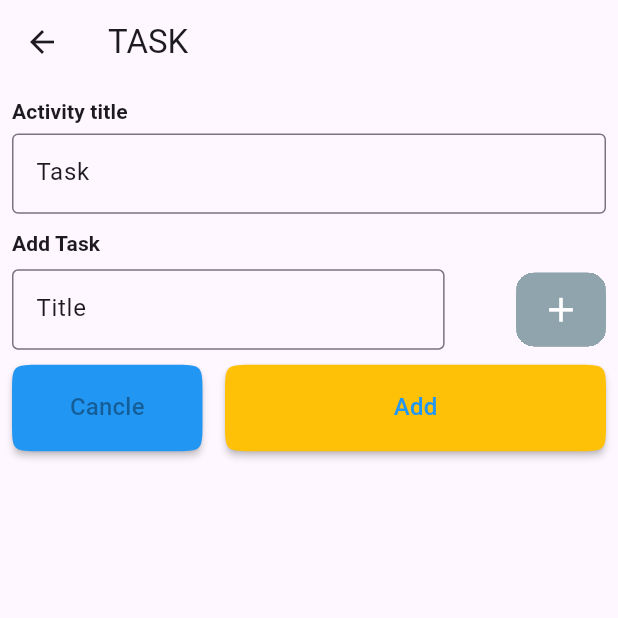
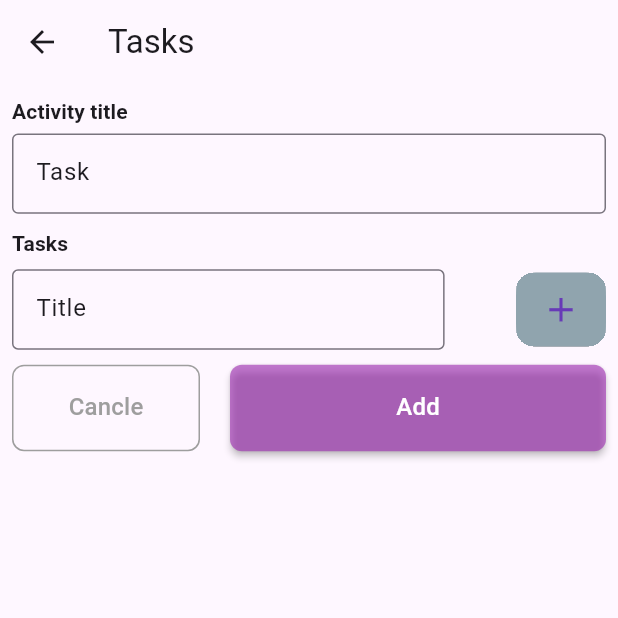
Before and after one commit to MrKhay/Simple-Task-Planner, a Flutter app: the screen it shows after launch, after a tap on the "add" icon, on a phone screen of 412 x 824 dp, the top half of it. Run offline on Flutter 3.47's test engine with Material 2 defaults, Android fonts, the phone set to English and light mode, and no system bars; our stand-ins replace bloc, equatable, flutter_bloc, flutter_hooks, hive, hive_flutter and 1 more; accounts and stored records are empty.

Commit message:
updated UI

```diff
--- a/lib/core/constants/strings.dart
+++ b/lib/core/constants/strings.dart
@@ -6,12 +6,13 @@ class Strings {
   static const homeScreenTitle = 'Home Screen';
   static const homeScreenCenterText = 'Welcome to Flutterly!';
   static const todo = 'TODO';
-  static const task = 'TASK';
+  static const tasks = 'Tasks';
   static const todoDataBox = 'todoDataBox';
   static const activityTitle = 'Activity title';
   static const inputActivityTitle = 'Input Activity Title';
   static const inputTasks = 'Input Tasks';
-  static const addTasks = 'Add Task';
+  static const addTasks = 'Tasks';
   static const add = 'Add';
   static const cancle = 'Cancle';
+  static const emptyField = 'Activity tile or Tasks is empty';
 }
--- a/lib/core/extension/todo_data_extension.dart
+++ b/lib/core/extension/todo_data_extension.dart
@@ -30,8 +30,7 @@ extension TodoActivity on List<Todo> {
 }
 
 extension FormatDateTime on DateTime {
-  String formateDateTime() =>
-      DateFormat('yyy-MM-dd h:mm a', 'en_US').format(this);
+  String formateDateTime() => DateFormat('EEEE h:mm a', 'en_US').format(this);
   String formateDay() => DateFormat('MMMM dd', 'en_US').format(this);
 }
 
--- a/lib/core/themes/app_theme.dart
+++ b/lib/core/themes/app_theme.dart
@@ -6,11 +6,15 @@ class AppTheme {
       useMaterial3: true,
       primarySwatch: Colors.blue,
       visualDensity: VisualDensity.adaptivePlatformDensity,
+      checkboxTheme: CheckboxThemeData(
+          visualDensity: VisualDensity.adaptivePlatformDensity,
+          shape: ContinuousRectangleBorder(
+              borderRadius: BorderRadius.circular(8))),
       buttonTheme: ButtonThemeData(
           shape: ContinuousRectangleBorder(
               borderRadius: BorderRadius.circular(20))),
       inputDecorationTheme: const InputDecorationTheme(
-        helperStyle: TextStyle(
+        hintStyle: TextStyle(
           fontWeight: FontWeight.w400,
           fontSize: 18,
           color: Colors.grey,
--- a/lib/main.dart
+++ b/lib/main.dart
@@ -1,4 +1,5 @@
 import 'package:flutter/material.dart';
+import 'package:flutter/services.dart';
 import 'package:flutter_bloc/flutter_bloc.dart';
 import 'package:flutter_bloc_task_app/data/data_providers/todo_data_provider/todo_data_provider.dart';
 import 'package:flutter_bloc_task_app/logic/bloc/task_bloc/task_bloc.dart';
@@ -27,6 +28,8 @@ class MyApp extends StatelessWidget {
 
   @override
   Widget build(BuildContext context) {
+    // Brightness brightness = MediaQuery.of(context).platformBrightness;
+    // bool isDarkMode = brightness == Brightness.dark;
     return MultiBlocProvider(
       providers: [
         BlocProvider(
--- a/lib/presentation/screens/add_new_todo_view/add_new_todo_view.dart
+++ b/lib/presentation/screens/add_new_todo_view/add_new_todo_view.dart
@@ -1,6 +1,5 @@
 import 'package:flutter/material.dart';
 import 'package:flutter_bloc/flutter_bloc.dart';
-import 'package:flutter_bloc_task_app/data/models/task_model/task_model.dart';
 import 'package:flutter_bloc_task_app/logic/bloc/task_bloc/task_bloc.dart';
 import 'package:flutter_bloc_task_app/logic/bloc/todo_bloc/todo_bloc.dart';
 import 'package:flutter_hooks/flutter_hooks.dart';
@@ -24,6 +23,7 @@ class AddNewTodoTaskView extends HookWidget {
     FocusNode taskFocusNode = FocusNode();
     final height = MediaQuery.of(context).size.height;
     final width = MediaQuery.of(context).size.width;
+    var taskData = context.watch<TaskBloc>().state?.task ?? [];
     return WillPopScope(
       onWillPop: () async {
         context.read<TaskBloc>().add(const TaskEventRemoveAll());
@@ -31,7 +31,7 @@ class AddNewTodoTaskView extends HookWidget {
       },
       child: Scaffold(
           appBar: AppBar(
-            title: const Text(Strings.task),
+            title: const Text(Strings.tasks),
           ),
           resizeToAvoidBottomInset: false,
           body: Padding(
@@ -98,16 +98,18 @@ class AddNewTodoTaskView extends HookWidget {
                       child: MaterialButton(
                           color: Colors.blueGrey[300],
                           onPressed: () {
-                            context.read<TaskBloc>().add(TaskEventAddNewTask(
-                                  title: taskController.text,
-                                ));
-                            taskController.clear();
+                            if (taskController.text.isNotEmpty) {
+                              context.read<TaskBloc>().add(TaskEventAddNewTask(
+                                    title: taskController.text,
+                                  ));
+                              taskController.clear();
+                            }
                           },
                           child: const Center(
                             child: Icon(
                               Icons.add,
                               size: 27,
-                              color: Colors.white,
+                              color: Colors.deepPurple,
                             ),
                           )),
                     )
@@ -148,8 +150,10 @@ class AddNewTodoTaskView extends HookWidget {
                       flex: 1,
                       child: MaterialButton(
                         height: height * 0.07,
-                        color: Colors.blue,
                         padding: const EdgeInsets.symmetric(horizontal: 15),
+                        shape: RoundedRectangleBorder(
+                            borderRadius: BorderRadius.circular(8),
+                            side: const BorderSide(color: Colors.grey)),
                         onPressed: () {
                           context
                               .read<TaskBloc>()
@@ -163,23 +167,32 @@ class AddNewTodoTaskView extends HookWidget {
                               .titleMedium
                               ?.copyWith(
                                   fontWeight: FontWeight.w500,
-                                  color: Colors.black38),
+                                  color: Colors.grey),
                         ),
                       ),
                     ),
-                    const SizedBox(width: 15),
+                    const SizedBox(width: 20),
                     Expanded(
                       flex: 2,
                       child: MaterialButton(
                         height: height * 0.07,
-                        color: Colors.amber,
+                        color: Colors.purple.withOpacity(0.6),
                         padding: const EdgeInsets.symmetric(horizontal: 15),
+                        shape: RoundedRectangleBorder(
+                            borderRadius: BorderRadius.circular(8)),
                         onPressed: () {
+                          if (titileController.text.isEmpty ||
+                              taskData.isEmpty) {
+                            return;
+                          }
                           context.read<TodoBloc>().add(TodoEventAddNewTodo(
                               title: titileController.text,
                               timeCreated: DateTime.now(),
-                              tasks:
-                                  context.read<TaskBloc>().state?.task ?? []));
+                              tasks: taskData));
+                          context
+                              .read<TaskBloc>()
+                              .add(const TaskEventRemoveAll());
+                          Navigator.pop(context);
                         },
                         child: Text(
                           Strings.add,
@@ -188,7 +201,7 @@ class AddNewTodoTaskView extends HookWidget {
                               .titleMedium
                               ?.copyWith(
                                   fontWeight: FontWeight.w500,
-                                  color: Colors.blue),
+                                  color: Colors.white),
                         ),
                       ),
                     ),
--- a/lib/presentation/screens/todo_view/todo_view.dart
+++ b/lib/presentation/screens/todo_view/todo_view.dart
@@ -1,10 +1,9 @@
 import 'package:flutter/material.dart';
 import 'package:flutter_bloc/flutter_bloc.dart';
 import 'package:flutter_bloc_task_app/core/extension/todo_data_extension.dart';
-import 'package:flutter_bloc_task_app/logic/bloc/task_bloc/task_bloc.dart';
 import 'package:flutter_bloc_task_app/logic/bloc/todo_bloc/todo_bloc.dart';
 import 'package:flutter_bloc_task_app/presentation/router/app_router.dart';
-import '../../../data/models/task_model/task_model.dart';
+import 'package:flutter_bloc_task_app/presentation/screens/todo_view/widgets/customcheck_box.dart';
 import '../../../data/models/todo_model/todo_model.dart';
 import 'package:step_progress_indicator/step_progress_indicator.dart';
 import '../task_view/task_view.dart';
@@ -15,12 +14,63 @@ class TodoView extends StatelessWidget {
   @override
   Widget build(BuildContext context) {
     final todoData = context.watch<TodoBloc>().state;
-    return WillPopScope(
-      onWillPop: () async {
-        context.read<TaskBloc>().add(const TaskEventRemoveAll());
-        return true;
+    return Scaffold(
+      appBar: AppBar(
+        title: Row(
+          children: [
+            Text(
+              'TODAY',
+              style: Theme.of(context)
+                  .textTheme
+                  .titleMedium
+                  ?.copyWith(fontWeight: FontWeight.w600),
+            ),
+            Row(
+              mainAxisSize: MainAxisSize.min,
+              children: [
+                Text(
+                  '  ${DateTime.now().formateDay()}',
+                  style: Theme.of(context)
+                      .textTheme
+                      .titleMedium
+                      ?.copyWith(fontWeight: FontWeight.w400),
+                ),
+                const SizedBox(height: 5),
+                const Icon(Icons.arrow_drop_down_sharp)
+              ],
+            ),
+          ],
+        ),
+        actions: [
+          IconButton(
+              onPressed: () {
+                context.read<TodoBloc>().add(const TodoEventDeleteAllTodos());
               },
-      child: Scaffold(
+              icon: const Icon(Icons.delete_forever)),
+          PopupMenuButton(
+            icon: const Icon(
+              Icons.info_outlined,
+              color: Colors.black,
+            ),
+            position: PopupMenuPosition.under,
+            elevation: 0.5,
+            color: Colors.white.withOpacity(0.7),
+            itemBuilder: (context) {
+              return [
+                const PopupMenuItem(
+                  child: Text('Task\'s info'),
+                ),
+                PopupMenuItem(
+                    child: Text(
+                        'Completed: ${todoData?.completedTaskCount ?? 0}')),
+                PopupMenuItem(
+                    child: Text(
+                        'Uncompleted: ${todoData?.unCompletedTaskCount ?? 0}')),
+              ];
+            },
+          )
+        ],
+      ),
       floatingActionButton: FloatingActionButton(
         onPressed: () {
           Navigator.pushNamed(
@@ -30,97 +80,13 @@ class TodoView extends StatelessWidget {
         },
         child: const Icon(Icons.add),
       ),
-          body: CustomScrollView(
-            slivers: [
-              SliverAppBar.large(
-                floating: true,
-                pinned: true,
-                snap: true,
-                centerTitle: false,
-                backgroundColor: Colors.amber,
-                actions: [
-                  IconButton(
-                    onPressed: () {},
-                    icon: const Icon(
-                      Icons.menu,
-                      color: Colors.black,
-                    ),
-                  ),
-                  PopupMenuButton(
-                    splashRadius: 6,
-                    itemBuilder: (context) {
-                      return const [
-                        PopupMenuItem(child: Text('Hello')),
-                        PopupMenuItem(child: Text('Hello')),
-                        PopupMenuItem(child: Text('Hello')),
-                      ];
-                    },
-                    child: const Icon(
-                      Icons.info_outline,
-                      color: Colors.black,
-                    ),
-                  )
-                ],
-                flexibleSpace: FlexibleSpaceBar(
-                  centerTitle: true,
-                  expandedTitleScale: 1.4,
-                  title: RichText(
-                      text: TextSpan(children: [
-                    TextSpan(
-                        text: 'TODAY ',
-                        style: Theme.of(context)
-                            .textTheme
-                            .titleMedium!
-                            .copyWith(fontWeight: FontWeight.bold)),
-                    TextSpan(
-                        text: DateTime.now().formateDay(),
-                        style: Theme.of(context)
-                            .textTheme
-                            .titleSmall!
-                            .copyWith(fontWeight: FontWeight.w400))
-                  ])),
-                  background: Container(
-                    color: Colors.grey,
-                    child: Column(children: [
-                      Flexible(
-                        child: Container(
-                          alignment: Alignment.center,
-                          color: Colors.blueAccent,
-                          child: Column(
-                            mainAxisAlignment: MainAxisAlignment.center,
-                            children: [
-                              Text(
-                                'Tasks ☆',
-                                style: Theme.of(context).textTheme.titleLarge,
-                              ),
-                              const SizedBox(height: 10),
-                              Text(
-                                'Completed ${todoData?.completedTaskCount ?? 0} ◐ Uncompleted ${todoData?.unCompletedTaskCount ?? 0}',
-                                style: Theme.of(context).textTheme.titleSmall,
-                              ),
-                            ],
-                          ),
-                        ),
-                      )
-                    ]),
-                  ),
-                ),
-              ),
-              SliverList(
-                  delegate: SliverChildListDelegate([
-                /// Body
-                SingleChildScrollView(
-                  child: MediaQuery.removePadding(
-                    context: context,
-                    removeTop: true,
-                    child: ListView.builder(
+      body: ListView.builder(
         shrinkWrap: true,
-                      physics: const NeverScrollableScrollPhysics(),
         itemBuilder: (context, index) {
           var todo = todoData?.todos[index] ?? [] as Todo;
 
           return GestureDetector(
-                          child: todoTile(todo),
+            child: todoTile(todo, context),
             onTap: () {
               Navigator.push(
                   context,
@@ -133,41 +99,81 @@ class TodoView extends StatelessWidget {
         },
         itemCount: todoData?.todos.length ?? 0,
       ),
-                  ),
-                )
-              ]))
-            ],
-          )),
     );
   }
 }
 
-Widget todoTile(Todo todo) {
-  return ListTile(
-    leading: todo.isCompleted
-        ? Container(
-            width: 10,
-            height: 10,
-            color: todo.barColor,
+Widget todoTile(Todo todo, BuildContext context) {
+  return Dismissible(
+    direction: DismissDirection.endToStart,
+    key: UniqueKey(),
+    secondaryBackground: Container(
+      alignment: Alignment.centerRight,
+      padding: const EdgeInsets.only(right: 20),
+      color: Colors.red,
+      child: const Icon(
+        Icons.delete,
+        color: Colors.white,
+      ),
+    ),
+    background: const Icon(
+      Icons.delete,
+      color: Colors.black,
+    ),
+    onDismissed: (_) {
+      context.read<TodoBloc>().add(TodoEventDeleteTodo(
+            todo: todo,
+          ));
+    },
+    child: ListTile(
+      contentPadding: const EdgeInsets.symmetric(vertical: 2, horizontal: 8),
+      leading: Row(
+        mainAxisSize: MainAxisSize.min,
+        mainAxisAlignment: MainAxisAlignment.start,
+        children: [
+          Container(
+            width: 5,
+            decoration: BoxDecoration(
+                color: todo.isCompleted ? Colors.transparent : todo.barColor,
+                borderRadius: BorderRadius.circular(20)),
+          ),
+          const SizedBox(width: 5),
+          todo.isCompleted
+              ? CustomCheckBox(
+                  isChecked: true,
+                  onChange: () {},
+                  size: 25,
+                  iconSize: 18,
+                  checkIcon: const Icon(Icons.check_rounded),
+                  selectedColor: Colors.blue,
+                  selectedIconColor: Colors.white,
+                  borderColor: Colors.white,
                 )
               : CircularStepProgressIndicator(
                   totalSteps: todo.tasks.length,
                   currentStep: todo.tasks.numberOfCompletedTask(),
                   stepSize: 4,
-            selectedColor: todo.barColor,
+                  selectedColor: Colors.blue,
                   unselectedColor: todo.barColor.withAlpha(40),
                   padding: 0,
-            width: 30,
-            height: 30,
+                  width: 25,
+                  height: 25,
                   selectedStepSize: 5,
                   roundedCap: (_, __) => false,
                 ),
+        ],
+      ),
       title: Text(
         todo.title,
-      style: const TextStyle(color: Colors.black),
+        style: Theme.of(context).textTheme.titleLarge,
       ),
       subtitle: Text(
         todo.timeCreated.formateDateTime(),
+        style: Theme.of(context)
+            .textTheme
+            .labelMedium
+            ?.copyWith(color: Colors.grey),
+      ),
     ),
   );
 }
--- a/pubspec.yaml
+++ b/pubspec.yaml
@@ -20,6 +20,7 @@ dependencies:
   hive_generator: ^2.0.0
   intl: ^0.18.0
   path_provider: ^2.0.13
+  snackbar: ^1.0.2
   step_progress_indicator: ^1.0.2
   uuid: ^3.0.7
 
```
Also changed, not shown: lib/presentation/screens/task_view/task_view.dart (+44 -9 lines), lib/presentation/screens/todo_view/widgets/customcheck_box.dart (added, +48 -0 lines), lib/logic/provider/theme_provider.dart (added), pubspec.lock. Lines whose indentation alone changed are shown as unchanged.
